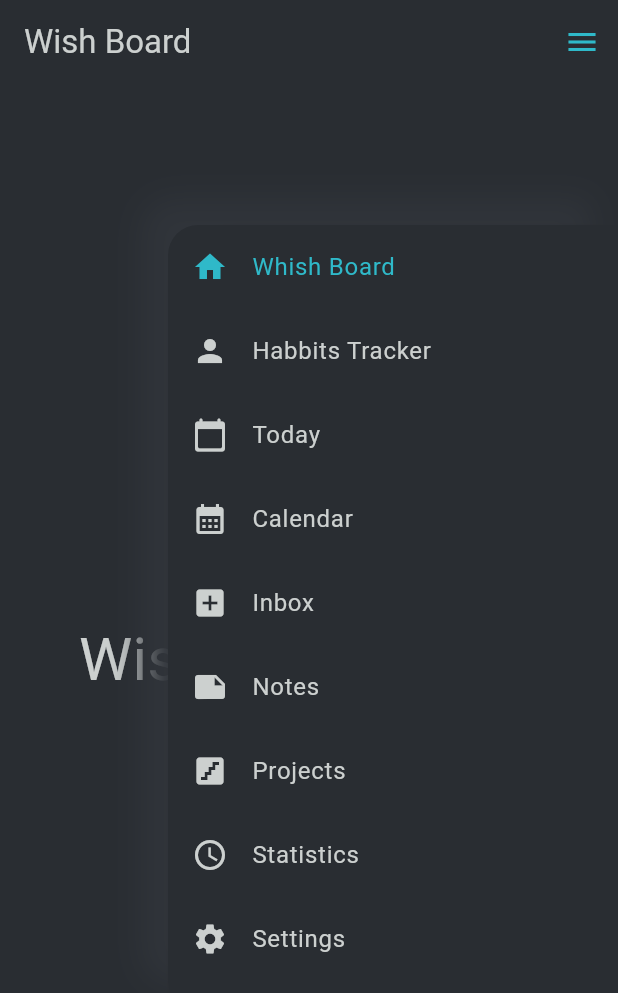
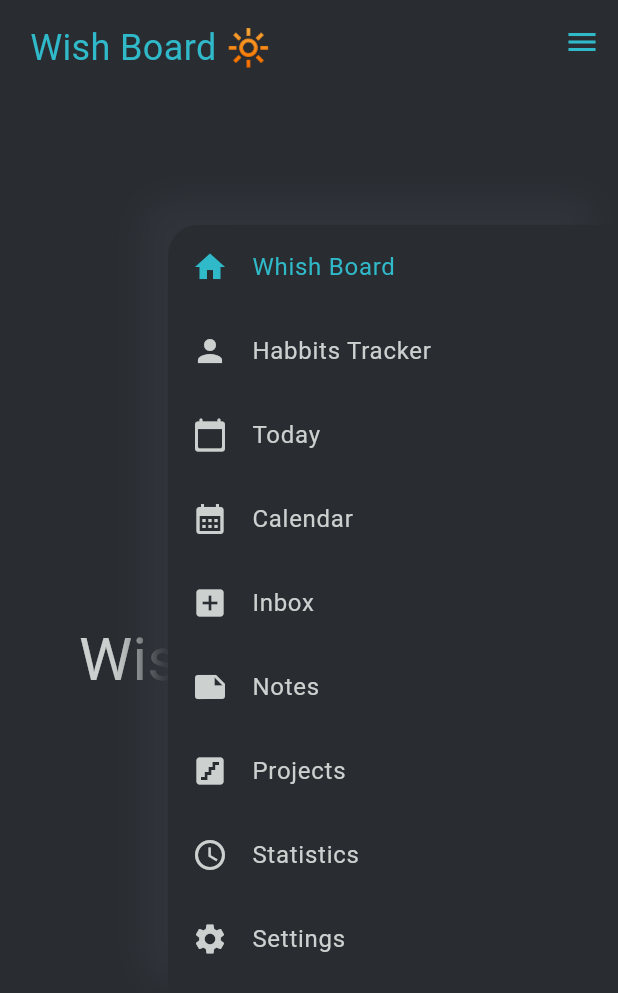
Before and after one commit to Fu11Focus/my_planning_app, a Flutter app: the screen it shows after launch, with the side drawer open, on a phone screen of 412 x 824 dp. Shown: the top 993 px of the screen. Run offline on Flutter 3.47's test engine with Material 3 defaults, Android fonts, the phone set to English and light mode, and no system bars.

Commit message:
navigation done

```diff
--- a/lib/main.dart
+++ b/lib/main.dart
@@ -1,4 +1,12 @@
 import 'package:flutter/material.dart';
+import 'package:flutter_tests/pages/calendar_page.dart';
+import 'package:flutter_tests/pages/habbits_tracker_page.dart';
+import 'package:flutter_tests/pages/inbox_page.dart';
+import 'package:flutter_tests/pages/notes_page.dart';
+import 'package:flutter_tests/pages/projects_page.dart';
+import 'package:flutter_tests/pages/settings_page.dart';
+import 'package:flutter_tests/pages/statistics_page.dart';
+import 'package:flutter_tests/pages/today_page.dart';
 import 'pages/wish_board_page.dart';
 
 void main() {
@@ -10,9 +18,20 @@ class MyApp extends StatelessWidget {
 
   @override
   Widget build(BuildContext context) {
-    return const MaterialApp(
+    return MaterialApp(
       debugShowCheckedModeBanner: false,
-      home: WishBoardPage(),
+      home: const WishBoardPage(),
+      routes: {
+        '/wishboard': (context) => const WishBoardPage(),
+        '/habbitsTracker': (context) => const HabittsTracker(),
+        '/today': (context) => const Today(),
+        '/calendar': (context) => const Calendar(),
+        '/inbox': (context) => const Inbox(),
+        '/notes': (context) => const Notes(),
+        '/projects': (context) => const Projects(),
+        '/statistics': (context) => const Statistics(),
+        '/settings': (context) => const Settings(),
+      },
     );
   }
 }
--- a/lib/pages/wish_board_page.dart
+++ b/lib/pages/wish_board_page.dart
@@ -13,17 +13,22 @@ class WishBoardPage extends StatelessWidget {
       endDrawer: RightMenu(thisPage: 'Whish Board'),
       drawerScrimColor: Colors.transparent,
       appBar: AppBar(
+        leading: Container(
+            margin: EdgeInsets.only(left: 20, top: 15),
+            child: Text(
+              'Wish Board 🔆',
+              style: TextStyle(
+                fontSize: 24,
+                color: Color(0xff2fb9c9),
+              ),
+            )),
+        leadingWidth: 200,
+        automaticallyImplyLeading: false,
         iconTheme: IconThemeData(
           color: const Color(0xff2fb9c9), //change color on your need
         ),
         backgroundColor: Color(0xff292d32),
         elevation: 0,
-        title: const Text(
-          'Wish Board',
-          style: TextStyle(
-            color: Color(0xffccd0cf),
-          ),
-        ),
       ),
       body: const Center(
           child: Text('Wish Board Page',
@@ -34,5 +39,3 @@ class WishBoardPage extends StatelessWidget {
     );
   }
 }
-
-void action() {}
--- a/lib/util/color_palette.dart
+++ b/lib/util/color_palette.dart
@@ -2,7 +2,7 @@ import 'dart:ui' show Color;
 
 var colorsPalette = (
   bg: const Color(0xff292d32),
-  shadowDark: const Color(0xff2a2d32),
+  shadowDark: const Color(0xff1d1f21),
   shadowLight: const Color(0xff30343a),
   txt: const Color(0xffccd0cf),
   brand: const Color(0xff2fb9c9),
--- a/lib/util/right_menu.dart
+++ b/lib/util/right_menu.dart
@@ -4,8 +4,13 @@ class RightMenu extends StatelessWidget {
   final String thisPage;
   const RightMenu({Key? key, required this.thisPage}) : super(key: key);
 
-  ListTile buildListTile(IconData icon, String title) {
+  @override
+  Widget build(BuildContext context) {
+    ListTile buildListTile(IconData icon, String title, String goTo) {
       return ListTile(
+        onTap: () {
+          Navigator.pushNamed(context, goTo);
+        },
         leading: Icon(
           icon,
           color: thisPage == title
@@ -23,8 +28,6 @@ class RightMenu extends StatelessWidget {
       );
     }
 
-  @override
-  Widget build(BuildContext context) {
     return Container(
       width: 300,
       margin: const EdgeInsets.symmetric(vertical: 150.0),
@@ -49,15 +52,15 @@ class RightMenu extends StatelessWidget {
       ),
       child: ListView(
         children: <Widget>[
-          buildListTile(Icons.home, 'Whish Board'),
-          buildListTile(Icons.person, 'Habbits Tracker'),
-          buildListTile(Icons.calendar_today_rounded, 'Today'),
-          buildListTile(Icons.calendar_month, 'Calendar'),
-          buildListTile(Icons.add_box, 'Inbox'),
-          buildListTile(Icons.note, 'Notes'),
-          buildListTile(Icons.stairs, 'Projects'),
-          buildListTile(Icons.access_time, 'Statistics'),
-          buildListTile(Icons.settings, 'Settings'),
+          buildListTile(Icons.home, 'Whish Board', '/wishboard'),
+          buildListTile(Icons.person, 'Habbits Tracker', '/habbitsTracker'),
+          buildListTile(Icons.calendar_today_rounded, 'Today', '/today'),
+          buildListTile(Icons.calendar_month, 'Calendar', '/calendar'),
+          buildListTile(Icons.add_box, 'Inbox', '/inbox'),
+          buildListTile(Icons.note, 'Notes', '/notes'),
+          buildListTile(Icons.stairs, 'Projects', '/projects'),
+          buildListTile(Icons.access_time, 'Statistics', '/statistics'),
+          buildListTile(Icons.settings, 'Settings', '/settings'),
         ],
       ),
     );
--- a/notes_for_project.txt
+++ b/notes_for_project.txt
@@ -1,3 +1,5 @@
 Идеи:
   - ✅ в открытом меню пункт, который соответствует уже открытой странице подсвечен цветом brand;
   - ✅когда выдвигается меню, страница под ним не должна менять цвет
+  - цвет текста в инпуте во время ввода
+  - загрузить шрифт из фигмы
```
Also changed, not shown: lib/pages/calendar_page.dart (added, +35 -0 lines), lib/pages/habbits_tracker_page.dart (added, +35 -0 lines), lib/pages/inbox_page.dart (added, +35 -0 lines), lib/pages/notes_page.dart (added, +167 -0 lines), lib/pages/projects_page.dart (added, +35 -0 lines), lib/pages/settings_page.dart (added, +35 -0 lines), lib/pages/statistics_page.dart (added, +35 -0 lines), lib/pages/today_page.dart (added, +35 -0 lines). Lines whose indentation alone changed are shown as unchanged.
